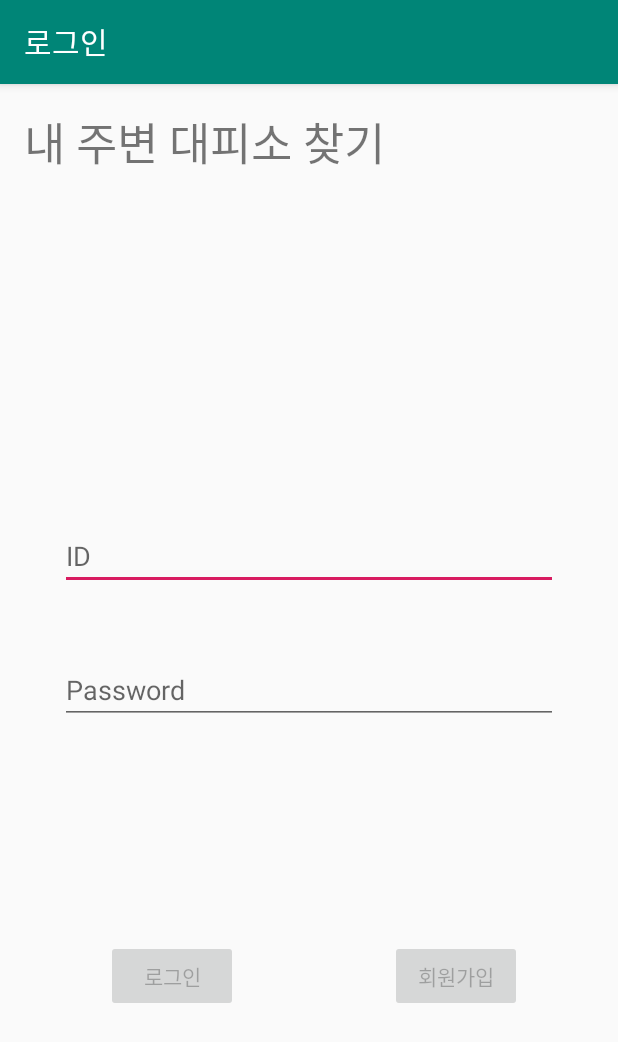
After one commit to devsungmin/Mobile-SW-Project, an Android app: the LoginActivity screen opened directly, with no data from a screen before it, on a phone screen of 412 x 824 dp. The commit adds this screen. Shown: the top 1042 px of the screen. Run offline under Robolectric (Android 15) with nearby library versions, the phone set to English and light mode, and no system bars.

Commit message:
로그인 레이아웃 추가

```diff
--- a/app/build.gradle
+++ b/app/build.gradle
@@ -23,6 +23,9 @@ dependencies {
     implementation fileTree(include: ['*.jar'], dir: 'libs')
     implementation 'androidx.appcompat:appcompat:1.0.2'
     implementation 'androidx.constraintlayout:constraintlayout:1.1.3'
+    implementation 'com.google.android.material:material:1.0.0'
+    implementation 'androidx.annotation:annotation:1.0.2'
+    implementation 'androidx.lifecycle:lifecycle-extensions:2.0.0'
     testImplementation 'junit:junit:4.12'
     androidTestImplementation 'androidx.test:runner:1.1.1'
     androidTestImplementation 'androidx.test.espresso:espresso-core:3.1.1'
--- /dev/null
+++ b/app/src/main/java/dev/sungmin/Shelter/data/LoginRepository.java
@@ -0,0 +1,54 @@
+package dev.sungmin.Shelter.data;
+
+import dev.sungmin.Shelter.data.model.LoggedInUser;
+
+/**
+ * Class that requests authentication and user information from the remote data source and
+ * maintains an in-memory cache of login status and user credentials information.
+ */
+public class LoginRepository {
+
+    private static volatile LoginRepository instance;
+
+    private LoginDataSource dataSource;
+
+    // If user credentials will be cached in local storage, it is recommended it be encrypted
+    // @see https://developer.android.com/training/articles/keystore
+    private LoggedInUser user = null;
+
+    // private constructor : singleton access
+    private LoginRepository(LoginDataSource dataSource) {
+        this.dataSource = dataSource;
+    }
+
+    public static LoginRepository getInstance(LoginDataSource dataSource) {
+        if (instance == null) {
+            instance = new LoginRepository(dataSource);
+        }
+        return instance;
+    }
+
+    public boolean isLoggedIn() {
+        return user != null;
+    }
+
+    public void logout() {
+        user = null;
+        dataSource.logout();
+    }
+
+    private void setLoggedInUser(LoggedInUser user) {
+        this.user = user;
+        // If user credentials will be cached in local storage, it is recommended it be encrypted
+        // @see https://developer.android.com/training/articles/keystore
+    }
+
+    public Result<LoggedInUser> login(String username, String password) {
+        // handle login
+        Result<LoggedInUser> result = dataSource.login(username, password);
+        if (result instanceof Result.Success) {
+            setLoggedInUser(((Result.Success<LoggedInUser>) result).getData());
+        }
+        return result;
+    }
+}
--- /dev/null
+++ b/app/src/main/java/dev/sungmin/Shelter/ui/login/LoginActivity.java
@@ -0,0 +1,131 @@
+package dev.sungmin.Shelter.ui.login;
+
+import android.app.Activity;
+
+import androidx.lifecycle.Observer;
+import androidx.lifecycle.ViewModelProviders;
+
+import android.os.Bundle;
+
+import androidx.annotation.Nullable;
+import androidx.annotation.StringRes;
+import androidx.appcompat.app.AppCompatActivity;
+
+import android.text.Editable;
+import android.text.TextWatcher;
+import android.view.KeyEvent;
+import android.view.View;
+import android.view.inputmethod.EditorInfo;
+import android.widget.Button;
+import android.widget.EditText;
+import android.widget.ProgressBar;
+import android.widget.TextView;
+import android.widget.Toast;
+
+import dev.sungmin.Shelter.R;
+import dev.sungmin.Shelter.ui.login.LoginViewModel;
+import dev.sungmin.Shelter.ui.login.LoginViewModelFactory;
+
+public class LoginActivity extends AppCompatActivity {
+
+    private LoginViewModel loginViewModel;
+
+    @Override
+    public void onCreate(Bundle savedInstanceState) {
+        super.onCreate(savedInstanceState);
+        setContentView(R.layout.activity_login);
+        loginViewModel = ViewModelProviders.of(this, new LoginViewModelFactory())
+                .get(LoginViewModel.class);
+
+        final EditText usernameEditText = findViewById(R.id.username);
+        final EditText passwordEditText = findViewById(R.id.password);
+        final Button loginButton = findViewById(R.id.login);
+        final ProgressBar loadingProgressBar = findViewById(R.id.loading);
+
+        loginViewModel.getLoginFormState().observe(this, new Observer<LoginFormState>() {
+            @Override
+            public void onChanged(@Nullable LoginFormState loginFormState) {
+                if (loginFormState == null) {
+                    return;
+                }
+                loginButton.setEnabled(loginFormState.isDataValid());
+                if (loginFormState.getUsernameError() != null) {
+                    usernameEditText.setError(getString(loginFormState.getUsernameError()));
+                }
+                if (loginFormState.getPasswordError() != null) {
+                    passwordEditText.setError(getString(loginFormState.getPasswordError()));
+                }
+            }
+        });
+
+        loginViewModel.getLoginResult().observe(this, new Observer<LoginResult>() {
+            @Override
+            public void onChanged(@Nullable LoginResult loginResult) {
+                if (loginResult == null) {
+                    return;
+                }
+                loadingProgressBar.setVisibility(View.GONE);
+                if (loginResult.getError() != null) {
+                    showLoginFailed(loginResult.getError());
+                }
+                if (loginResult.getSuccess() != null) {
+                    updateUiWithUser(loginResult.getSuccess());
+                }
+                setResult(Activity.RESULT_OK);
+
+                //Complete and destroy login activity once successful
+                finish();
+            }
+        });
+
+        TextWatcher afterTextChangedListener = new TextWatcher() {
+            @Override
+            public void beforeTextChanged(CharSequence s, int start, int count, int after) {
+                // ignore
+            }
+
+            @Override
+            public void onTextChanged(CharSequence s, int start, int before, int count) {
+                // ignore
+            }
+
+            @Override
+            public void afterTextChanged(Editable s) {
+                loginViewModel.loginDataChanged(usernameEditText.getText().toString(),
+                        passwordEditText.getText().toString());
+            }
+        };
+        usernameEditText.addTextChangedListener(afterTextChangedListener);
+        passwordEditText.addTextChangedListener(afterTextChangedListener);
+        passwordEditText.setOnEditorActionListener(new TextView.OnEditorActionListener() {
+
+            @Override
+            public boolean onEditorAction(TextView v, int actionId, KeyEvent event) {
+                if (actionId == EditorInfo.IME_ACTION_DONE) {
+                    loginViewModel.login(usernameEditText.getText().toString(),
+                            passwordEditText.getText().toString());
+                }
+                return false;
+            }
+        });
+
+        loginButton.setOnClickListener(new View.OnClickListener() {
+            @Override
+            public void onClick(View v) {
+                loadingProgressBar.setVisibility(View.VISIBLE);
+                loginViewModel.login(usernameEditText.getText().toString(),
+                        passwordEditText.getText().toString());
+            }
+        });
+    }
+
+    private void updateUiWithUser(LoggedInUserView model) {
+        String welcome = getString(R.string.welcome) + model.getDisplayName();
+        // TODO : initiate successful logged in experience
+        Toast.makeText(getApplicationContext(), welcome, Toast.LENGTH_LONG).show();
+    }
+
+    private void showLoginFailed(@StringRes Integer errorString) {
+        Toast.makeText(getApplicationContext(), errorString, Toast.LENGTH_SHORT).show();
+    }
+}
--- /dev/null
+++ b/app/src/main/java/dev/sungmin/Shelter/ui/login/LoginViewModel.java
@@ -0,0 +1,70 @@
+package dev.sungmin.Shelter.ui.login;
+
+import androidx.lifecycle.LiveData;
+import androidx.lifecycle.MutableLiveData;
+import androidx.lifecycle.ViewModel;
+
+import android.util.Patterns;
+
+import dev.sungmin.Shelter.data.LoginRepository;
+import dev.sungmin.Shelter.data.Result;
+import dev.sungmin.Shelter.data.model.LoggedInUser;
+import dev.sungmin.Shelter.R;
+
+public class LoginViewModel extends ViewModel {
+
+    private MutableLiveData<LoginFormState> loginFormState = new MutableLiveData<>();
+    private MutableLiveData<LoginResult> loginResult = new MutableLiveData<>();
+    private LoginRepository loginRepository;
+
+    LoginViewModel(LoginRepository loginRepository) {
+        this.loginRepository = loginRepository;
+    }
+
+    LiveData<LoginFormState> getLoginFormState() {
+        return loginFormState;
+    }
+
+    LiveData<LoginResult> getLoginResult() {
+        return loginResult;
+    }
+
+    public void login(String username, String password) {
+        // can be launched in a separate asynchronous job
+        Result<LoggedInUser> result = loginRepository.login(username, password);
+
+        if (result instanceof Result.Success) {
+            LoggedInUser data = ((Result.Success<LoggedInUser>) result).getData();
+            loginResult.setValue(new LoginResult(new LoggedInUserView(data.getDisplayName())));
+        } else {
+            loginResult.setValue(new LoginResult(R.string.login_failed));
+        }
+    }
+
+    public void loginDataChanged(String username, String password) {
+        if (!isUserNameValid(username)) {
+            loginFormState.setValue(new LoginFormState(R.string.invalid_username, null));
+        } else if (!isPasswordValid(password)) {
+            loginFormState.setValue(new LoginFormState(null, R.string.invalid_password));
+        } else {
+            loginFormState.setValue(new LoginFormState(true));
+        }
+    }
+
+    // A placeholder username validation check
+    private boolean isUserNameValid(String username) {
+        if (username == null) {
+            return false;
+        }
+        if (username.contains("@")) {
+            return Patterns.EMAIL_ADDRESS.matcher(username).matches();
+        } else {
+            return !username.trim().isEmpty();
+        }
+    }
+
+    // A placeholder password validation check
+    private boolean isPasswordValid(String password) {
+        return password != null && password.trim().length() > 5;
+    }
+}
--- /dev/null
+++ b/app/src/main/java/dev/sungmin/Shelter/ui/login/LoginViewModelFactory.java
@@ -0,0 +1,26 @@
+package dev.sungmin.Shelter.ui.login;
+
+import androidx.lifecycle.ViewModel;
+import androidx.lifecycle.ViewModelProvider;
+import androidx.annotation.NonNull;
+
+import dev.sungmin.Shelter.data.LoginDataSource;
+import dev.sungmin.Shelter.data.LoginRepository;
+
+/**
+ * ViewModel provider factory to instantiate LoginViewModel.
+ * Required given LoginViewModel has a non-empty constructor
+ */
+public class LoginViewModelFactory implements ViewModelProvider.Factory {
+
+    @NonNull
+    @Override
+    @SuppressWarnings("unchecked")
+    public <T extends ViewModel> T create(@NonNull Class<T> modelClass) {
+        if (modelClass.isAssignableFrom(LoginViewModel.class)) {
+            return (T) new LoginViewModel(LoginRepository.getInstance(new LoginDataSource()));
+        } else {
+            throw new IllegalArgumentException("Unknown ViewModel class");
+        }
+    }
+}
--- /dev/null
+++ b/app/src/main/res/layout/activity_login.xml
@@ -0,0 +1,110 @@
+<?xml version="1.0" encoding="utf-8"?>
+<androidx.constraintlayout.widget.ConstraintLayout xmlns:android="http://schemas.android.com/apk/res/android"
+    xmlns:app="http://schemas.android.com/apk/res-auto"
+    xmlns:tools="http://schemas.android.com/tools"
+    android:id="@+id/container"
+    android:layout_width="match_parent"
+    android:layout_height="match_parent"
+    android:paddingLeft="@dimen/activity_horizontal_margin"
+    android:paddingTop="@dimen/activity_vertical_margin"
+    android:paddingRight="@dimen/activity_horizontal_margin"
+    android:paddingBottom="@dimen/activity_vertical_margin"
+    tools:context=".ui.login.LoginActivity">
+
+    <TextView
+        android:id="@+id/textView"
+        android:layout_width="wrap_content"
+        android:layout_height="wrap_content"
+        android:layout_gravity="center"
+        android:gravity="center"
+        android:text="내 주변 대피소 찾기"
+        android:textSize="30dp"
+        tools:layout_editor_absoluteX="71dp"
+        tools:layout_editor_absoluteY="170dp" />
+
+    <EditText
+        android:id="@+id/username"
+        android:layout_width="0dp"
+        android:layout_height="wrap_content"
+        android:layout_marginStart="24dp"
+        android:layout_marginTop="276dp"
+        android:layout_marginEnd="24dp"
+
+        android:hint="@string/prompt_email"
+        android:inputType="textEmailAddress"
+        android:selectAllOnFocus="true"
+        app:layout_constraintEnd_toEndOf="parent"
+        app:layout_constraintHorizontal_bias="1.0"
+        app:layout_constraintStart_toStartOf="parent"
+        app:layout_constraintTop_toTopOf="parent" />
+
+    <EditText
+        android:id="@+id/password"
+        android:layout_width="0dp"
+        android:layout_height="wrap_content"
+        android:layout_marginStart="24dp"
+        android:layout_marginTop="44dp"
+        android:layout_marginEnd="24dp"
+
+        android:hint="@string/prompt_password"
+        android:imeActionLabel="@string/action_sign_in_short"
+        android:imeOptions="actionDone"
+        android:inputType="textPassword"
+        android:selectAllOnFocus="true"
+        app:layout_constraintEnd_toEndOf="parent"
+        app:layout_constraintStart_toStartOf="parent"
+        app:layout_constraintTop_toBottomOf="@+id/username" />
+
+    <Button
+        android:id="@+id/login"
+        android:layout_width="wrap_content"
+        android:layout_height="wrap_content"
+        android:layout_gravity="start"
+        android:layout_marginStart="48dp"
+        android:layout_marginTop="16dp"
+        android:layout_marginEnd="48dp"
+        android:layout_marginBottom="64dp"
+        android:enabled="false"
+        android:text="@string/action_sign_in"
+        app:layout_constraintBottom_toBottomOf="parent"
+        app:layout_constraintEnd_toEndOf="parent"
+        app:layout_constraintHorizontal_bias="0.035"
+        app:layout_constraintStart_toStartOf="parent"
+        app:layout_constraintTop_toBottomOf="@+id/password"
+        app:layout_constraintVertical_bias="0.649" />
+
+    <Button
+        android:id="@+id/signup"
+        android:layout_width="wrap_content"
+        android:layout_height="wrap_content"
+        android:layout_gravity="start"
+        android:layout_marginStart="48dp"
+        android:layout_marginTop="16dp"
+        android:layout_marginEnd="48dp"
+        android:layout_marginBottom="64dp"
+        android:enabled="false"
+        android:text="@string/action_sign_up"
+        app:layout_constraintBottom_toBottomOf="parent"
+        app:layout_constraintEnd_toEndOf="parent"
+        app:layout_constraintHorizontal_bias="1.0"
+        app:layout_constraintStart_toStartOf="parent"
+        app:layout_constraintTop_toBottomOf="@+id/password"
+        app:layout_constraintVertical_bias="0.649" />
+
+    <ProgressBar
+        android:id="@+id/loading"
+        android:layout_width="wrap_content"
+        android:layout_height="wrap_content"
+        android:layout_gravity="center"
+        android:layout_marginStart="32dp"
+        android:layout_marginTop="64dp"
+        android:layout_marginEnd="32dp"
+        android:layout_marginBottom="64dp"
+        android:visibility="gone"
+        app:layout_constraintBottom_toBottomOf="parent"
+        app:layout_constraintEnd_toEndOf="@+id/password"
+        app:layout_constraintStart_toStartOf="@+id/password"
+        app:layout_constraintTop_toTopOf="parent"
+        app:layout_constraintVertical_bias="0.3" />
+
+</androidx.constraintlayout.widget.ConstraintLayout>
--- /dev/null
+++ b/app/src/main/res/values/dimens.xml
@@ -0,0 +1,5 @@
+<resources>
+    <!-- Default screen margins, per the Android Design guidelines. -->
+    <dimen name="activity_horizontal_margin">16dp</dimen>
+    <dimen name="activity_vertical_margin">16dp</dimen>
+</resources>
--- a/app/src/main/res/values/strings.xml
+++ b/app/src/main/res/values/strings.xml
@@ -1,3 +1,13 @@
 <resources>
     <string name="app_name">내 주변 대피소 찾기</string>
+    <string name="title_activity_login">로그인</string>
+    <string name="prompt_email">ID</string>
+    <string name="prompt_password">Password</string>
+    <string name="action_sign_in">로그인</string>
+    <string name="action_sign_up">회원가입</string>
+    <string name="action_sign_in_short">Sign in</string>
+    <string name="welcome">"로그인 성공!"</string>
+    <string name="invalid_username">"ID가 일치 하지 않습니다."</string>
+    <string name="invalid_password">"Password가 일치하지 않습니다."</string>
+    <string name="login_failed">"로그이 실패"</string>
 </resources>
--- a/build.gradle
+++ b/build.gradle
@@ -7,7 +7,7 @@ buildscript {
 
     }
     dependencies {
-        classpath 'com.android.tools.build:gradle:3.5.0'
+        classpath 'com.android.tools.build:gradle:3.5.1'
 
         // NOTE: Do not place your application dependencies here; they belong
         // in the individual module build.gradle files
```
Also changed, not shown: app/src/main/AndroidManifest.xml (+5 -3 lines), app/src/main/java/dev/sungmin/Shelter/data/LoginDataSource.java (added, +29 -0 lines), app/src/main/java/dev/sungmin/Shelter/data/Result.java (added, +48 -0 lines), app/src/main/java/dev/sungmin/Shelter/data/model/LoggedInUser.java (added, +23 -0 lines), app/src/main/java/dev/sungmin/Shelter/ui/login/LoggedInUserView.java (added, +17 -0 lines), app/src/main/java/dev/sungmin/Shelter/ui/login/LoginFormState.java (added, +40 -0 lines), app/src/main/java/dev/sungmin/Shelter/ui/login/LoginResult.java (added, +31 -0 lines).
